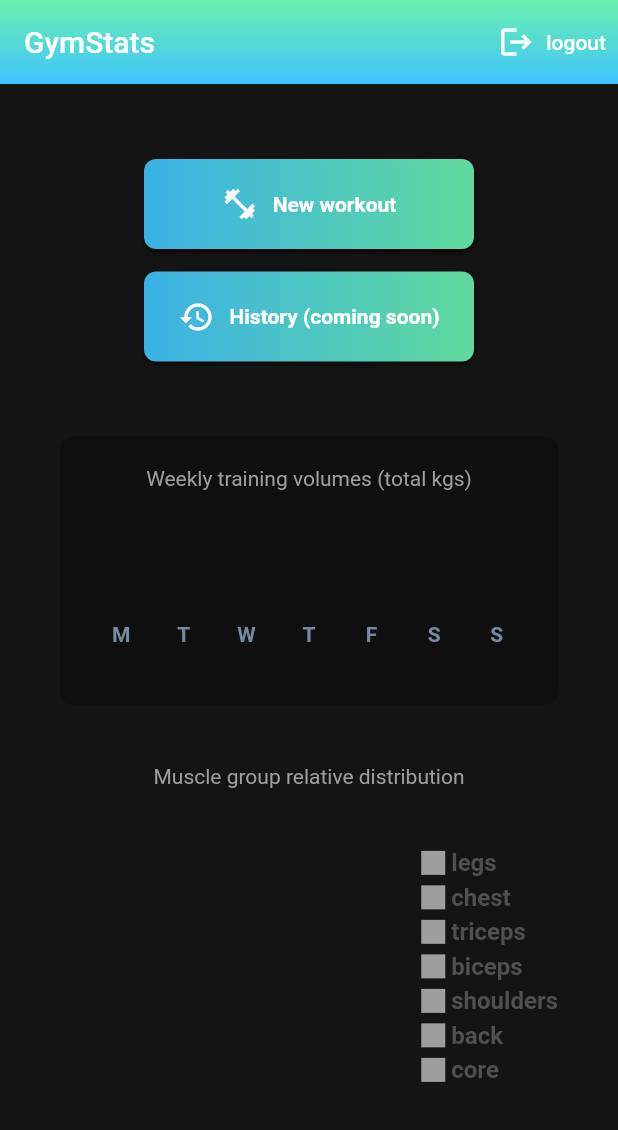
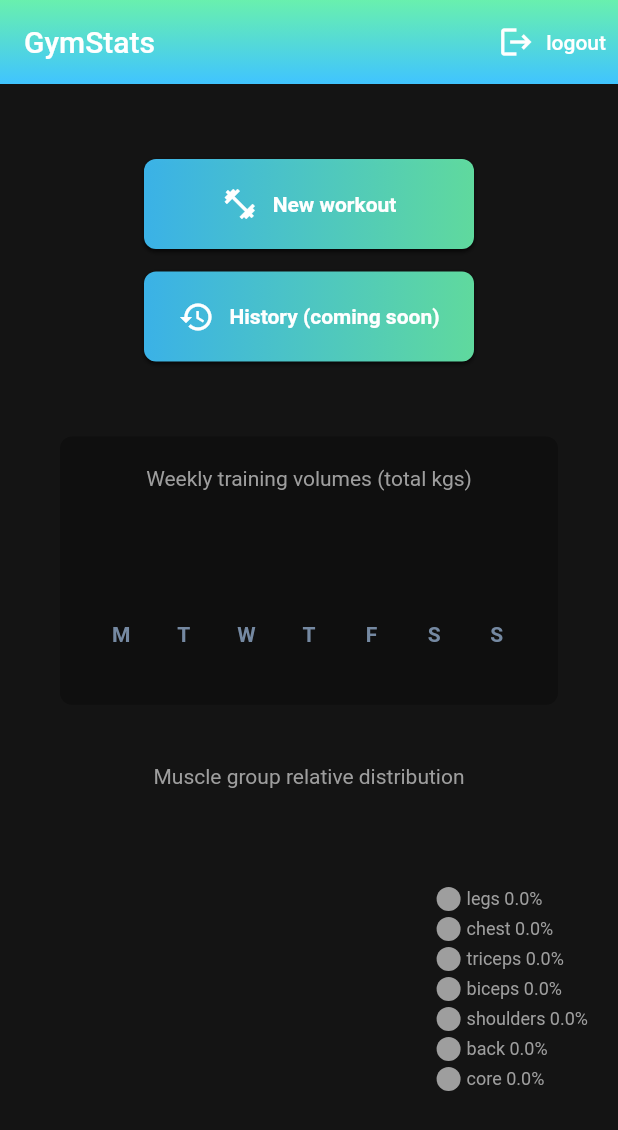
Before and after one commit to jacksondearing96/bread_basket, a Flutter app: the screen it shows once a user with an empty profile is signed in, on a phone screen of 412 x 824 dp. Shown: the top 1130 px of the screen. Run offline on Flutter 3.47's test engine with Material 2 defaults, Android fonts, the phone set to English and light mode, and no system bars; drawn by our look-alikes of fl_chart; our stand-ins replace cloud_firestore, email_validator, firebase_auth, firebase_core, flutter_spinkit; accounts and stored records are empty.

Commit message:
Improved styling and added % on muscle group relative distribution pie chart.

```diff
--- a/lib/analytics/MuscleGroupPieChart.dart
+++ b/lib/analytics/MuscleGroupPieChart.dart
@@ -41,7 +41,7 @@ class _MuscleGroupPieChartState extends State<MuscleGroupPieChart> {
     }
 
     return Padding(
-      padding: EdgeInsets.symmetric(horizontal: 20, vertical: 20),
+      padding: EdgeInsets.symmetric(vertical: 20),
       child: Column(
         children: [
           Text('Muscle group relative distribution',
@@ -98,14 +98,18 @@ class _MuscleGroupPieChartState extends State<MuscleGroupPieChart> {
       final exerciseCount = muscleGroupToExerciseCount.containsKey(muscleGroup)
           ? muscleGroupToExerciseCount[muscleGroup]!.toDouble()
           : 0.0;
+      final proportionOfTotalExercises =
+          (totalExerciseCount == 0) ? 0.0 : exerciseCount / totalExerciseCount;
       Color color = Colors.grey;
       if (exerciseCount > 0) {
         color = colors.removeAt(0);
       }
       labels.add(Indicator(
-          color: color,
-          text: muscleGroup,
-          isSquare: true));
+        color: color,
+        text: muscleGroup,
+        proportion: proportionOfTotalExercises,
+        isSquare: false,
+      ));
       labels.add(SizedBox(height: 4.0));
       ++index;
     }
@@ -123,7 +127,7 @@ class _MuscleGroupPieChartState extends State<MuscleGroupPieChart> {
       // final proportionOfTotalExercises =
       //     (totalExerciseCount == 0) ? 0.0 : exerciseCount / totalExerciseCount;
       final fontSize = isTouched ? 18.0 : 12.0;
-      final radius = isTouched ? 70.0 : 50.0;
+      final radius = isTouched ? 90.0 : 70.0;
       Color color = Colors.grey;
       if (exerciseCount > 0) {
         color = colors.removeAt(0);
--- a/lib/analytics/indicator.dart
+++ b/lib/analytics/indicator.dart
@@ -1,3 +1,4 @@
+import 'package:bread_basket/shared/constants.dart';
 import 'package:flutter/material.dart';
 
 class Indicator extends StatelessWidget {
@@ -6,11 +7,13 @@ class Indicator extends StatelessWidget {
   final bool isSquare;
   final double size;
   final Color textColor;
+  final double proportion;
 
   const Indicator({
     Key? key,
     required this.color,
     required this.text,
+    required this.proportion,
     required this.isSquare,
     this.size = 16,
     this.textColor = const Color(0xff505050),
@@ -32,8 +35,8 @@ class Indicator extends StatelessWidget {
           width: 4,
         ),
         Text(
-          text,
-          style: TextStyle(fontSize: 16, fontWeight: FontWeight.bold, color: textColor),
+          '$text ${(proportion * 100).toStringAsFixed(1)}%',
+          style: TextStyle(fontSize: 12, color: Constants.hintColor),
         )
       ],
     );
```
